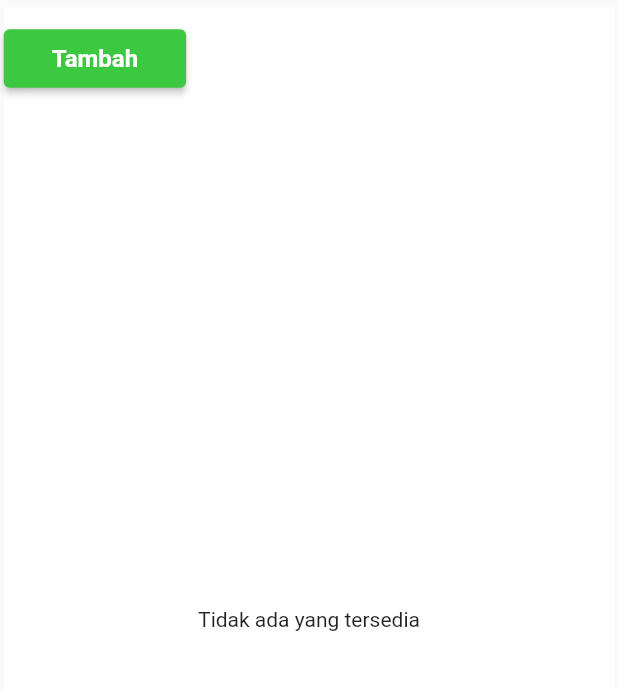
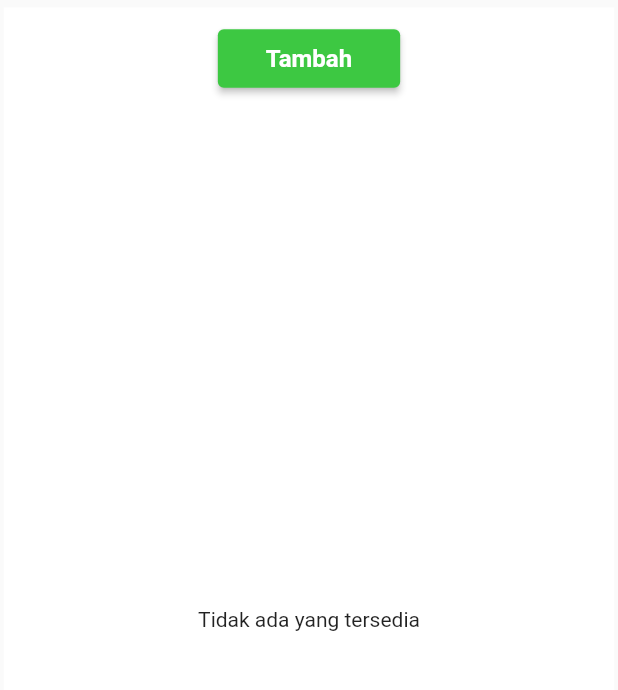
Before and after one commit to PlattenEcho/warmindo-pos, a Flutter app: the MainPage screen opened by its route, after a tap on "Lihat List Transaksi untuk Shift ini", on a phone screen of 412 x 824 dp, the part 84-774 px from its top. Run offline on Flutter 3.47's test engine with Material 2 defaults, Android fonts, the phone set to English and light mode, and no system bars; our stand-ins replace flutter_bloc, google_fonts, shared_preferences, supabase_flutter; missing offline and left inert: encrypt; accounts and stored records are empty.

Commit message:
add loading screen

```diff
--- a/lib/ui/pages/detail_page.dart
+++ b/lib/ui/pages/detail_page.dart
@@ -113,7 +113,14 @@ class _DetailPageState extends State<DetailPage> {
     final diskon = widget.diskon;
 
     if (transactionDetail == null) {
-      return CircularProgressIndicator(); // Tampilkan indikator loading jika data masih diambil
+      return Container(
+          color: kWhiteColor,
+          child: Center(
+            child: Text(
+              "Loading...",
+              style: blackTextStyle.copyWith(),
+            ),
+          ));
     }
     final detail = transactionDetail?[0];
     final menu = detail['namamenu'];
--- a/lib/ui/pages/transaksi_by_dateshift.dart
+++ b/lib/ui/pages/transaksi_by_dateshift.dart
@@ -82,7 +82,7 @@ class _TransaksiByDateShift extends State<TransaksiByDateShift> {
           children: [
             SizedBox(height: 10),
             Align(
-              alignment: Alignment.centerLeft,
+              alignment: Alignment.center,
               child: ElevatedButton(
                 onPressed: () {
                   Navigator.push(
@@ -97,9 +97,8 @@ class _TransaksiByDateShift extends State<TransaksiByDateShift> {
                     Color.fromARGB(255, 61, 200, 66),
                   ),
                 ),
-                child: Padding(
-                  padding:
-                      const EdgeInsets.symmetric(vertical: 10, horizontal: 16),
+                child: const Padding(
+                  padding: EdgeInsets.symmetric(vertical: 10, horizontal: 16),
                   child: Text(
                     'Tambah',
                     style: TextStyle(
--- a/lib/ui/pages/transaksi_page.dart
+++ b/lib/ui/pages/transaksi_page.dart
@@ -138,7 +138,7 @@ class _TransaksiPageState extends State<TransaksiPage> {
                   }).toList(),
                 ),
 
-                SizedBox(height: 10),
+                gapH12,
                 Align(
                   alignment: Alignment.centerLeft,
                   child: ElevatedButton(
@@ -152,26 +152,22 @@ class _TransaksiPageState extends State<TransaksiPage> {
                     },
                     style: ButtonStyle(
                       backgroundColor: MaterialStateProperty.all<Color>(
-                        Color.fromARGB(255, 61, 200, 66),
+                        kGreenColor,
                       ),
                     ),
-                    child: Padding(
-                      padding: const EdgeInsets.symmetric(
-                          vertical: 10, horizontal: 16),
-                      child: Text(
-                        'Tambah',
-                        style: TextStyle(
-                          color: Colors.white,
-                          fontWeight: FontWeight.bold,
-                          fontSize: 16,
-                        ),
-                      ),
+                    child: Container(
+                      alignment: Alignment.center,
+                      width: MediaQuery.of(context).size.width,
+                      padding: const EdgeInsets.symmetric(vertical: 15),
+                      child: Text('Tambah',
+                          style: whiteTextStyle.copyWith(fontWeight: bold)),
                     ),
                   ),
                 ),
               ],
             ),
           ),
+          gapH12,
           Expanded(
               child: FutureBuilder(
                   future: getDataTransaction(),
```
